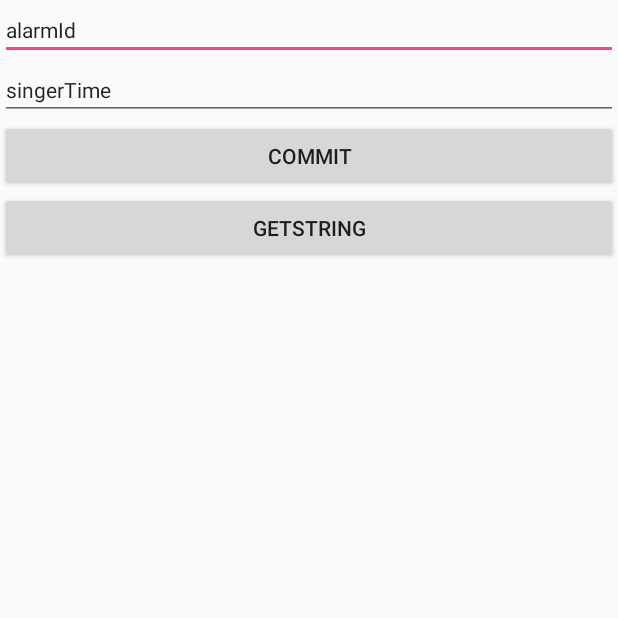
After one commit to rlq/newsme, an Android app: the SharedActivity screen opened directly, with no data from a screen before it, on a phone screen of 412 x 824 dp, the top half of it. The commit adds this screen. Run offline under Robolectric (Android 15) with nearby library versions, the phone set to English and light mode, and no system bars.

```diff
--- a/app/build.gradle
+++ b/app/build.gradle
@@ -6,7 +6,7 @@ android {
 
     defaultConfig {
         applicationId "com.lq.ren.news"
-        minSdkVersion 22
+        minSdkVersion 19
         targetSdkVersion 23
         versionCode 1
         versionName "1.0"
--- a/app/src/main/AndroidManifest.xml
+++ b/app/src/main/AndroidManifest.xml
@@ -111,7 +111,7 @@
         <activity android:name="com.he.custom.phonealarm.TimeSetActivity"/>
         <activity android:name="com.he.custom.phonealarm.AlarmActivity"/>
 
-        <receiver
+        <!--<receiver
             android:name="com.he.custom.utils.Timesetting">
             <intent-filter>
                 <action android:name="android.intent.action.BOOT_COMPLETED" />
@@ -119,13 +119,15 @@
                 <action android:name="android.intent.action.TIME_SET" />
                 <action android:name="android.intent.action.LOCALE_CHANGED" />
             </intent-filter>
-        </receiver>
+        </receiver>-->
 
         <!--注册receiver CallAlarm -->
         <receiver
             android:name="com.he.custom.phonealarm.CallAlarm"
             android:process=":remote"/>
 
+        <activity android:name="com.he.custom.activity.step7.SharedActivity"/>
+
     </application>
 
 </manifest>
--- /dev/null
+++ b/app/src/main/java/com/he/custom/activity/step7/SharedActivity.java
@@ -0,0 +1,68 @@
+package com.he.custom.activity.step7;
+
+import android.app.Activity;
+import android.content.SharedPreferences;
+import android.os.Bundle;
+import android.view.View;
+import android.widget.Button;
+import android.widget.EditText;
+import android.widget.TextView;
+
+import com.lq.ren.news.R;
+
+/**
+ * Created by lqren on 16/9/7.
+ * 这是SharedPreferences 测试通过
+ */
+public class SharedActivity extends Activity {
+
+    private EditText alarmId;
+    private EditText singerTime;
+    private Button commit ;
+    private SharedPreferences sharedPreferences;
+    private SharedPreferences.Editor editor;
+    String id;
+    String time;
+
+    @Override
+    protected void onCreate(Bundle savedInstanceState) {
+        super.onCreate(savedInstanceState);
+        setContentView(R.layout.custom_share_step7);
+
+        sharedPreferences = getSharedPreferences("alarm", 0);
+        editor = sharedPreferences.edit();
+        alarmId = (EditText) findViewById(R.id.alarmId);
+        singerTime = (EditText) findViewById(R.id.singerTime);
+
+
+        commit = (Button) findViewById(R.id.commit);
+        commit.setOnClickListener(new View.OnClickListener() {
+            @Override
+            public void onClick(View view) {
+                id = alarmId.getText().toString();
+                time = singerTime.getText().toString();
+                editor.putString("alarmId", id);
+                editor.putString("singerTime", time);
+                editor.commit();
+
+            }
+        });
+
+        findViewById(R.id.getString).setOnClickListener(new View.OnClickListener() {
+            @Override
+            public void onClick(View view) {
+                getText();
+            }
+        });
+
+    }
+
+    private void getText() {
+        String str = "alarmId :" + sharedPreferences.getString("alarmId", "null") +
+                ", singerTime : " + sharedPreferences.getString("singerTime", "null");
+        TextView getData = (TextView) findViewById(R.id.getdata);
+        getData.setText(str);
+    }
+
+
+}
--- /dev/null
+++ b/app/src/main/res/layout/custom_share_step7.xml
@@ -0,0 +1,42 @@
+<?xml version="1.0" encoding="utf-8"?>
+<LinearLayout xmlns:android="http://schemas.android.com/apk/res/android"
+    android:layout_width="match_parent"
+    android:layout_height="match_parent"
+    android:orientation="vertical">
+
+
+    <EditText
+        android:layout_width="match_parent"
+        android:layout_height="wrap_content"
+        android:textAppearance="?android:attr/textAppearanceSmall"
+        android:text="alarmId"
+        android:id="@+id/alarmId" />
+
+    <EditText
+        android:layout_width="match_parent"
+        android:layout_height="wrap_content"
+        android:textAppearance="?android:attr/textAppearanceSmall"
+        android:text="singerTime"
+        android:id="@+id/singerTime" />
+
+    <Button
+        android:layout_width="match_parent"
+        android:layout_height="wrap_content"
+        android:text="commit"
+        android:id="@+id/commit"
+        android:layout_gravity="center_vertical" />
+
+    <Button
+        android:layout_width="match_parent"
+        android:layout_height="wrap_content"
+        android:text="getString"
+        android:id="@+id/getString"
+        android:layout_gravity="center_vertical" />
+
+    <TextView
+        android:layout_width="match_parent"
+        android:layout_height="wrap_content"
+        android:id="@+id/getdata"/>
+
+
+</LinearLayout>
```
Also changed, not shown: app/src/main/java/com/he/custom/CustomActivity.java (+42 -7 lines), app/src/main/java/com/he/custom/activity/step7/MapToFile0909String.java (added, +173 -0 lines), app/src/main/java/com/he/custom/activity/step7/MapToFileBean.java (added, +36 -0 lines), app/src/main/res/layout/custom_customview.xml (+18 -2 lines).
